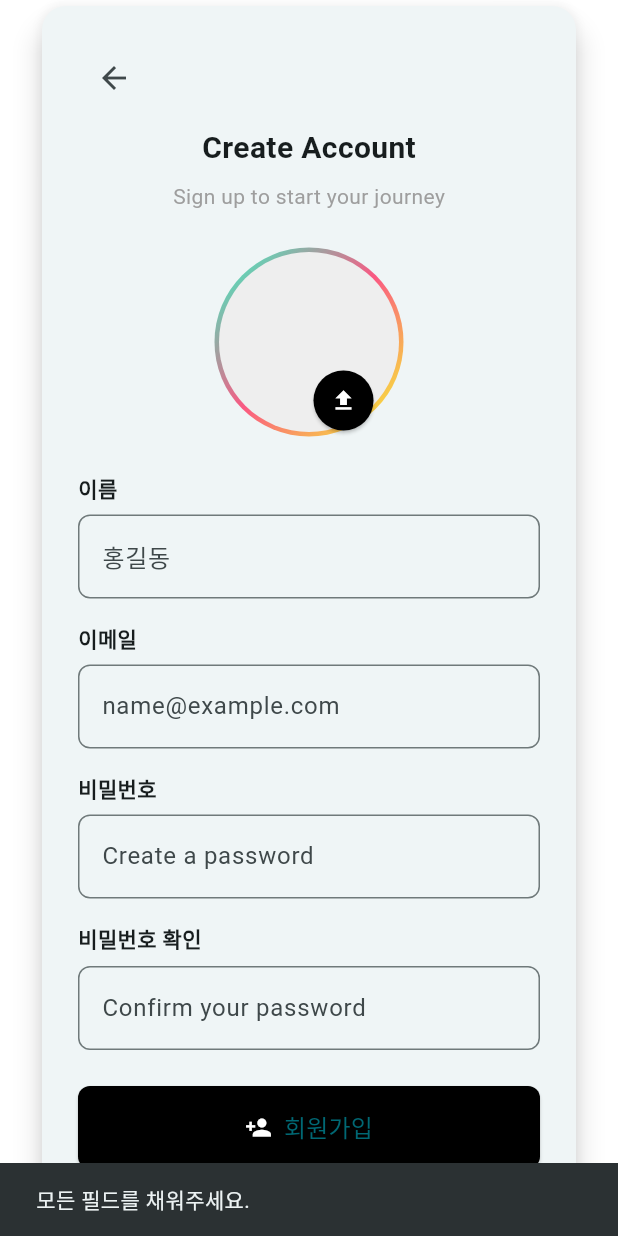
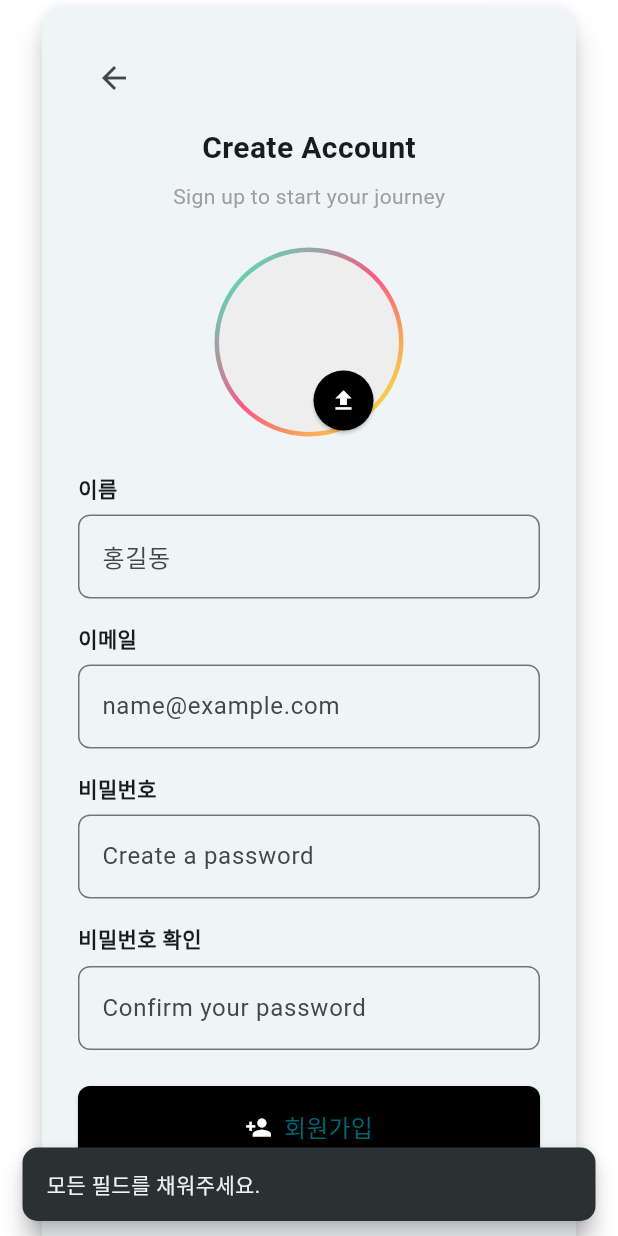
Before and after one commit to Capstone1-TripBuddy/frontend, a Flutter app: the SignUpPage screen opened by its route, after a tap on "회원가입", on a phone screen of 412 x 824 dp. Run offline on Flutter 3.47's test engine with Material 3 defaults, Android fonts, the phone set to English and light mode, and no system bars; our stand-ins replace dotted_border, image_picker, permission_handler; missing offline and left inert: exif; network calls fail.

Commit message:
서버 통신 수정

```diff
--- a/lib/constants.dart
+++ b/lib/constants.dart
@@ -1,2 +1,18 @@
-const String serverUrl = ''; //서버 킬 때마다 최신화
+import 'package:flutter/material.dart';
+
+const String serverUrl = 'https://d3c6-219-255-207-47.ngrok-free.app'; //서버 킬 때마다 최신화
 const String root = 'https://photo-bucket-012.s3.ap-northeast-2.amazonaws.com/'; //사진 url 시작부분
+
+void showCustomSnackBar(BuildContext context, String message) {
+  ScaffoldMessenger.of(context).showSnackBar(
+    SnackBar(
+      behavior: SnackBarBehavior.floating,
+      //margin: const EdgeInsets.only(bottom: 300, left: 16, right: 16),
+      content: Text(message),
+      shape: const RoundedRectangleBorder(
+        borderRadius: BorderRadius.all(Radius.circular(10)),
+      ),
+      duration: const Duration(seconds: 2), // 스낵바 표시 시간
+    ),
+  );
+}
--- a/lib/group/fetch_group.dart
+++ b/lib/group/fetch_group.dart
@@ -53,7 +53,7 @@ Future<Map<String, dynamic>> joinGroup(int userId, String inviteCode) async {
   }
 }
 
-
+///사용자의 참여한 전체 그룹 조회 with group_list페이지
 Future<List<Map<String, dynamic>>> fetchUserGroups(int userId) async {
   final String url = '$serverUrl/api/groups/$userId';
 
--- a/lib/main/photo_feed_page.dart
+++ b/lib/main/photo_feed_page.dart
@@ -32,7 +32,7 @@ class _PhotoFeedPageState extends State<PhotoFeedPage> {
     });
 
     // 주기적으로 서버에서 알림 확인
-    Timer.periodic(const Duration(seconds: 15), (_) {
+    Timer.periodic(const Duration(seconds: 60), (_) {
       _notificationService.fetchNotifications(widget.groupId, widget.userId);
     });
   }
--- a/lib/welcome/fetch_user.dart
+++ b/lib/welcome/fetch_user.dart
@@ -54,6 +54,7 @@ Future<Map<String, dynamic>> loginUser(
 
     if (response.statusCode == 200) {
       final userData = jsonDecode(response.body);
+      userData['profilePicture'] = root + userData['profilePicture']; //userProvider에 저장할때 root 추가
       onUserLoggedIn(userData); // Provider에 데이터 전달
       return userData;
     } else if (response.statusCode == 400) {
--- a/lib/welcome/login_page.dart
+++ b/lib/welcome/login_page.dart
@@ -64,6 +64,7 @@ class _LoginPageState extends State<LoginPage> {
     return Scaffold(
       backgroundColor: Colors.white,
       body: Center(
+        child: SingleChildScrollView(
           child: Padding(
             padding: const EdgeInsets.symmetric(horizontal: 24.0),
             child: Card(
@@ -185,6 +186,7 @@ class _LoginPageState extends State<LoginPage> {
             ),
           ),
         ),
+      ),
     );
   }
 }
--- a/lib/welcome/sign_up_page.dart
+++ b/lib/welcome/sign_up_page.dart
@@ -2,6 +2,7 @@ import 'package:flutter/material.dart';
 import 'fetch_user.dart';
 import 'dart:io';
 import 'package:image_picker/image_picker.dart';
+import '/constants.dart';
 
 class SignUpPage extends StatefulWidget {
   const SignUpPage({super.key});
@@ -35,17 +36,13 @@ class _SignUpPageState extends State<SignUpPage> {
     final password = _passwordController.text.trim();
     final confirmPassword = _confirmPasswordController.text.trim();
 
-    if (name.isEmpty || email.isEmpty || password.isEmpty || confirmPassword.isEmpty) {
-      ScaffoldMessenger.of(context).showSnackBar(
-        const SnackBar(content: Text('모든 필드를 채워주세요.')),
-      );
+    if (name.isEmpty || email.isEmpty || password.isEmpty || confirmPassword.isEmpty || _profileImage == null) {
+      showCustomSnackBar(context, '모든 필드를 채워주세요.');
       return;
     }
 
     if (password != confirmPassword) {
-      ScaffoldMessenger.of(context).showSnackBar(
-        const SnackBar(content: Text('비밀번호가 일치하지 않습니다.')),
-      );
+      showCustomSnackBar(context, '비밀번호가 일치하지 않습니다.');
       return;
     }
 
```
Also changed, not shown: lib/main/dashboard_page.dart (+18 -8 lines), lib/main/fetch_main.dart (+4 -5 lines), lib/main/photo_upload_page.dart (+1 -9 lines). Lines whose indentation alone changed are shown as unchanged.
